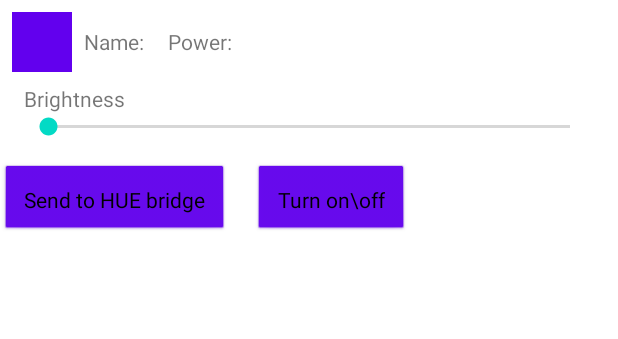
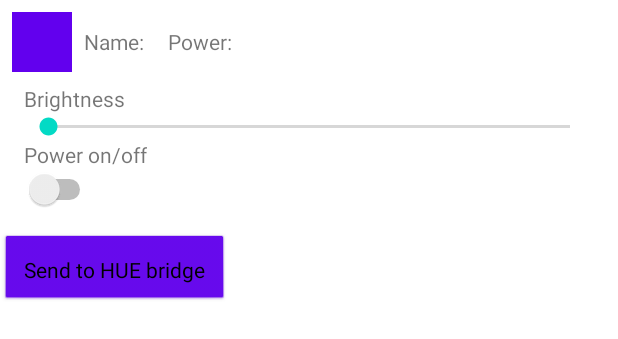
Before and after one commit to lazackna/HueApp, an Android app: the layout activity_dimmablelight.xml on its own in the app's theme, with its tools: preview values and no code run, on a phone screen of 412 x 824 dp. Shown: the top 339 px of the screen. Run offline under Robolectric (Android 15) with nearby library versions, the phone set to English and light mode, and no system bars; network calls fail.

```diff
--- a/HueApp2/app/src/main/java/com/lazackna/hueapp/Light/DimmableLight.java
+++ b/HueApp2/app/src/main/java/com/lazackna/hueapp/Light/DimmableLight.java
@@ -4,8 +4,12 @@ public class DimmableLight extends Light{
 
     public int bri;
 
+    public int getBri() {return  this.bri; }
+
     public DimmableLight(int id, String uniqueId, String name, int bri, Light.PowerState powerState) {
         super(id, uniqueId, name, powerState);
         this.bri = bri;
+        if (bri < 0) this.bri = 0;
+        if (bri > 254) this.bri = 254;
     }
 }
--- a/HueApp2/app/src/main/res/layout/activity_colorlight.xml
+++ b/HueApp2/app/src/main/res/layout/activity_colorlight.xml
@@ -121,7 +121,7 @@
                 android:layout_height="wrap_content"
                 android:layout_marginTop="16dp"
                 android:layout_marginEnd="16dp"
-                android:text="@string/power_button"
+                android:text="@string/power"
                 app:layout_constraintEnd_toEndOf="parent"
                 app:layout_constraintTop_toBottomOf="@+id/color_brightness" />
             </LinearLayout>
--- a/HueApp2/app/src/main/res/layout/activity_dimmablelight.xml
+++ b/HueApp2/app/src/main/res/layout/activity_dimmablelight.xml
@@ -66,6 +66,18 @@
                 android:max="254"
                 />
 
+            <TextView
+                android:id="@+id/textView6"
+                android:layout_width="wrap_content"
+                android:layout_height="wrap_content"
+                android:layout_marginStart="16dp"
+                android:text="@string/power"/>
+            <Switch
+                android:id="@+id/dimmable_powerSwitch"
+                android:layout_width="wrap_content"
+                android:layout_height="wrap_content"
+                android:layout_marginStart="16dp"/>
+
             <LinearLayout
                 android:layout_width="match_parent"
                 android:layout_height="wrap_content"
@@ -81,17 +93,8 @@
                     app:layout_constraintEnd_toEndOf="parent"
                     app:layout_constraintTop_toBottomOf="@+id/color_brightness" />
 
-                <Button
-                    android:id="@+id/dimmable_powerButton"
-                    style="@android:style/Widget.Button"
-                    android:layout_width="wrap_content"
-                    android:layout_height="wrap_content"
-                    android:layout_marginTop="16dp"
-                    android:layout_marginEnd="16dp"
-                    android:text="@string/power_button"
-                    app:layout_constraintEnd_toEndOf="parent"
-                    app:layout_constraintTop_toBottomOf="@+id/color_brightness" />
             </LinearLayout>
+
         </LinearLayout>
     </LinearLayout>
 
--- a/HueApp2/app/src/main/res/values/strings.xml
+++ b/HueApp2/app/src/main/res/values/strings.xml
@@ -13,5 +13,5 @@
     <string name="name">Name:</string>
     <string name="on">Power:</string>
     <string name="login_button_auto" translatable="false">Auto Login</string>
-    <string name="power_button">Turn on\\off</string>
+    <string name="power">Power on/off</string>
 </resources>
```
Also changed, not shown: HueApp2/app/src/main/java/com/lazackna/hueapp/Light/ColorLight.java (+13 -1 lines), HueApp2/app/src/main/java/com/lazackna/hueapp/Light/DimmableLightActivity.java (+12 -31 lines), HueApp2/app/src/main/java/com/lazackna/hueapp/MainActivity.java (+9 -4 lines), 3 other files.
